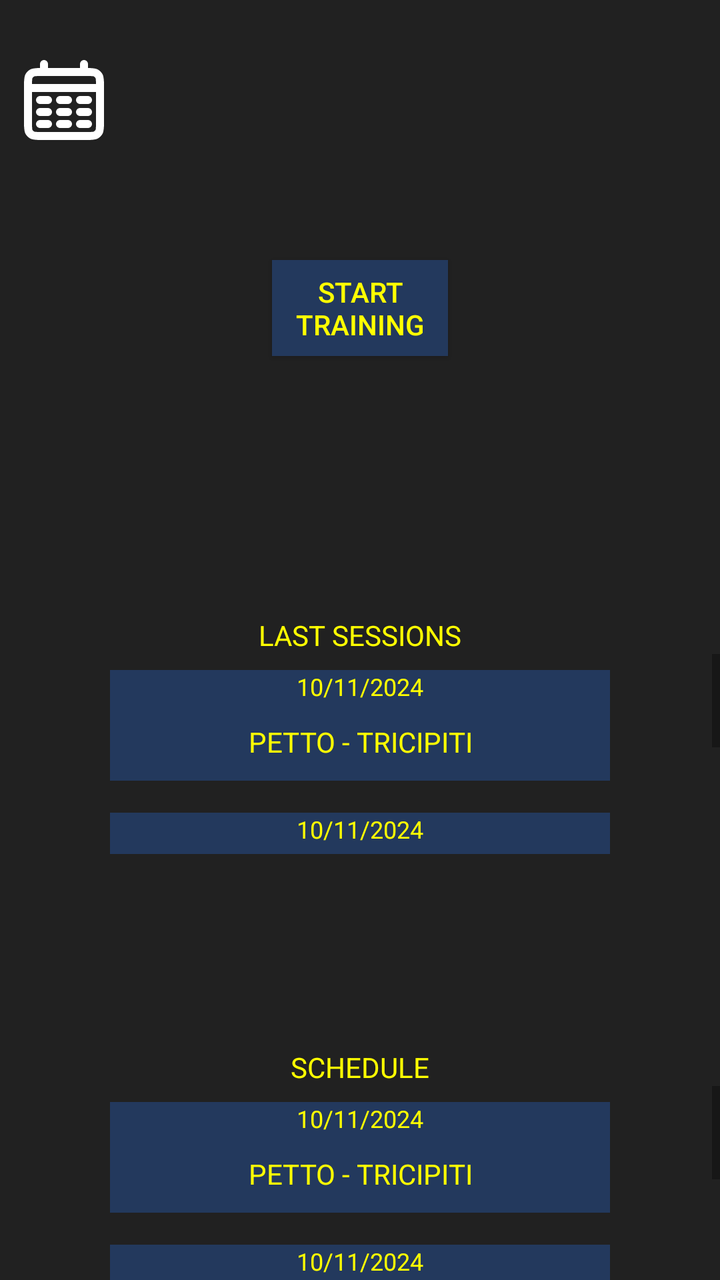
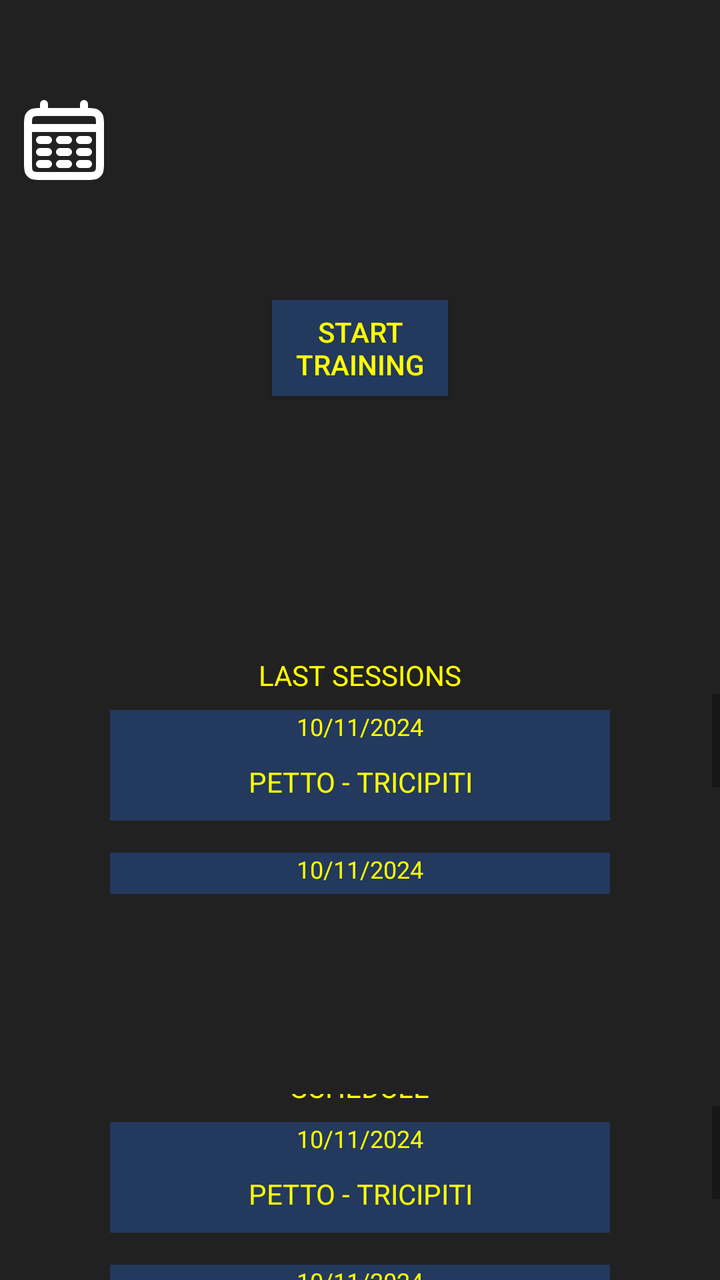

The first picture is an Android layout as it rendered before a commit; the second is the same layout after the commit. The layout source and the unified diff follow.
<!-- AndroidManifest.xml: activity theme Theme.GymBro -->
<!-- res/layout/activity_main.xml -->
<?xml version="1.0" encoding="utf-8"?>
<LinearLayout xmlns:android="http://schemas.android.com/apk/res/android"
    android:layout_width="match_parent"
    android:layout_height="match_parent"
    android:orientation="vertical"
    android:gravity="top|center_horizontal"
    android:background="@color/lightGrey">


    
    <View
        android:layout_width="match_parent"
        android:layout_height="30dp"/>
    
    <LinearLayout
        android:layout_width="match_parent"
        android:layout_height="40dp"
        android:orientation="horizontal">

        <ImageButton
            android:id="@+id/calendarButton"
            android:layout_width="wrap_content"
            android:layout_height="wrap_content"
            android:padding="8dp"
            android:background="@android:color/transparent"
            android:src="@drawable/calendar_icon"/>

    </LinearLayout>
    




    <LinearLayout
        android:layout_width="match_parent"
        android:layout_height="wrap_content"
        android:orientation="vertical"
        android:gravity="center">

        <Button
            android:id="@+id/new_session_Button"
            android:layout_width="wrap_content"
            android:layout_height="wrap_content"
            android:layout_marginTop="60dp"
            android:layout_marginBottom="30dp"
            android:text="start\ntraining"
            android:background="@color/lightBlue"
            android:textColor="#FFFF00"/>

    </LinearLayout>

    
    <View
        android:layout_width="match_parent"
        android:layout_height="100dp"/>

    
    <LinearLayout
        android:layout_width="match_parent"
        android:layout_height="wrap_content"
        android:orientation="vertical"
        android:gravity="center">

        <TextView
            android:layout_width="match_parent"
            android:layout_height="wrap_content"
            android:gravity="center"
            android:text="@string/last_session"
            android:textColor="#FFFF00"/>

        <ScrollView
            android:layout_width="match_parent"
            android:layout_height="100dp">

            <LinearLayout
                android:layout_width="match_parent"
                android:layout_height="wrap_content"
                android:orientation="vertical"
                android:gravity="center">

                
                <LinearLayout
                    android:layout_width="250dp"
                    android:layout_height="wrap_content"
                    android:layout_marginTop="8dp"
                    android:layout_marginBottom="8dp"
                    android:orientation="vertical"
                    android:gravity="center"
                    android:background="@color/lightBlue">

                    <TextView
                        android:layout_width="wrap_content"
                        android:layout_height="wrap_content"
                        android:text="10/11/2024"
                        android:textColor="#FFFF00"
                        android:textSize="12dp"/>

                    <TextView
                        android:layout_width="wrap_content"
                        android:layout_height="wrap_content"
                        android:padding="10dp"
                        android:text="PETTO - TRICIPITI"
                        android:gravity="center"
                        android:textColor="#FFFF00"/>

                </LinearLayout>

                
                <LinearLayout
                    android:layout_width="250dp"
                    android:layout_height="wrap_content"
                    android:layout_marginTop="8dp"
                    android:layout_marginBottom="8dp"
                    android:orientation="vertical"
                    android:gravity="center"
                    android:background="@color/lightBlue">

                    <TextView
                        android:layout_width="wrap_content"
                        android:layout_height="wrap_content"
                        android:text="10/11/2024"
                        android:textColor="#FFFF00"
                        android:textSize="12dp"/>

                    <TextView
                        android:layout_width="wrap_content"
                        android:layout_height="wrap_content"
                        android:padding="10dp"
                        android:text="PETTO - TRICIPITI"
                        android:gravity="center"
                        android:textColor="#FFFF00"/>

                </LinearLayout>

                
                <LinearLayout
                    android:layout_width="250dp"
                    android:layout_height="wrap_content"
                    android:layout_marginTop="8dp"
                    android:layout_marginBottom="8dp"
                    android:orientation="vertical"
                    android:gravity="center"
                    android:background="@color/lightBlue">

                    <TextView
                        android:layout_width="wrap_content"
                        android:layout_height="wrap_content"
                        android:text="10/11/2024"
                        android:textColor="#FFFF00"
                        android:textSize="12dp"/>

                    <TextView
                        android:layout_width="wrap_content"
                        android:layout_height="wrap_content"
                        android:padding="10dp"
                        android:text="PETTO - TRICIPITI"
                        android:gravity="center"
                        android:textColor="#FFFF00"/>

                </LinearLayout>

            </LinearLayout>

        </ScrollView>

    </LinearLayout>

    
    <View
        android:layout_width="match_parent"
        android:layout_height="100dp"/>

    
    <LinearLayout
        android:layout_width="match_parent"
        android:layout_height="wrap_content"
        android:orientation="vertical"
        android:gravity="center">

        <TextView
            android:layout_width="match_parent"
            android:layout_height="wrap_content"
            android:gravity="center"
            android:text="@string/schedule"
            android:textColor="#FFFF00"/>

        <ScrollView
            android:layout_width="match_parent"
            android:layout_height="100dp">

            <LinearLayout
                android:layout_width="match_parent"
                android:layout_height="wrap_content"
                android:orientation="vertical"
                android:gravity="center">

                
                <LinearLayout
                    android:layout_width="250dp"
                    android:layout_height="wrap_content"
                    android:layout_marginTop="8dp"
                    android:layout_marginBottom="8dp"
                    android:orientation="vertical"
                    android:gravity="center"
                    android:background="@color/lightBlue">

                    <TextView
                        android:layout_width="wrap_content"
                        android:layout_height="wrap_content"
                        android:text="10/11/2024"
                        android:textColor="#FFFF00"
                        android:textSize="12dp"/>

                    <TextView
                        android:layout_width="wrap_content"
                        android:layout_height="wrap_content"
                        android:padding="10dp"
                        android:text="PETTO - TRICIPITI"
                        android:gravity="center"
                        android:textColor="#FFFF00"/>

                </LinearLayout>

                
                <LinearLayout
                    android:layout_width="250dp"
                    android:layout_height="wrap_content"
                    android:layout_marginTop="8dp"
                    android:layout_marginBottom="8dp"
                    android:orientation="vertical"
                    android:gravity="center"
                    android:background="@color/lightBlue">

                    <TextView
                        android:layout_width="wrap_content"
                        android:layout_height="wrap_content"
                        android:text="10/11/2024"
                        android:textColor="#FFFF00"
                        android:textSize="12dp"/>

                    <TextView
                        android:layout_width="wrap_content"
                        android:layout_height="wrap_content"
                        android:padding="10dp"
                        android:text="PETTO - TRICIPITI"
                        android:gravity="center"
                        android:textColor="#FFFF00"/>

                </LinearLayout>

                
                <LinearLayout
                    android:layout_width="250dp"
                    android:layout_height="wrap_content"
                    android:layout_marginTop="8dp"
                    android:layout_marginBottom="8dp"
                    android:orientation="vertical"
                    android:gravity="center"
                    android:background="@color/lightBlue">

                    <TextView
                        android:layout_width="wrap_content"
                        android:layout_height="wrap_content"
                        android:text="10/11/2024"
                        android:textColor="#FFFF00"
                        android:textSize="12dp"/>

                    <TextView
                        android:layout_width="wrap_content"
                        android:layout_height="wrap_content"
                        android:padding="10dp"
                        android:text="PETTO - TRICIPITI"
                        android:gravity="center"
                        android:textColor="#FFFF00"/>

                </LinearLayout>

            </LinearLayout>

        </ScrollView>

    </LinearLayout>




    
    <View
        android:layout_width="match_parent"
        android:layout_height="0dp"
        android:layout_weight="1" />
    
    <LinearLayout
        android:layout_width="match_parent"
        android:layout_height="wrap_content"
        android:orientation="horizontal"
        android:gravity="center"
        android:background="@color/darkGrey">

        <ImageButton
            android:id="@+id/homeButton"
            android:layout_width="wrap_content"
            android:layout_height="wrap_content"
            android:layout_weight="1"
            android:layout_marginStart="8dp"
            android:layout_marginEnd="8dp"
            android:background="@android:color/transparent"
            android:src="@drawable/home_icon"/>

        <ImageButton
            android:id="@+id/chatButton"
            android:layout_width="wrap_content"
            android:layout_height="wrap_content"
            android:layout_weight="1"
            android:layout_marginStart="8dp"
            android:layout_marginEnd="8dp"
            android:padding="8dp"
            android:background="@android:color/transparent"
            android:src="@drawable/chat_icon"/>

        <ImageButton
            android:id="@+id/searchButton"
            android:layout_width="wrap_content"
            android:layout_height="wrap_content"
            android:layout_weight="1"
            android:layout_marginStart="8dp"
            android:layout_marginEnd="8dp"
            android:padding="8dp"
            android:background="@android:color/transparent"
            android:src="@drawable/search_icon"/>

        <ImageButton
            android:id="@+id/profileButton"
            android:layout_width="wrap_content"
            android:layout_height="wrap_content"
            android:layout_weight="1"
            android:layout_marginStart="8dp"
            android:layout_marginEnd="8dp"
            android:padding="8dp"
            android:background="@android:color/transparent"
            android:src="@drawable/profile_icon"/>


    </LinearLayout>
    
    
    <View
        android:layout_width="match_parent"
        android:layout_height="20dp"
        android:background="@color/darkGrey"/>


</LinearLayout>
<!-- resources referenced by this layout -->
<resources>
  <color name="darkGrey">#171717</color>
  <color name="lightBlue">#23395d</color>
  <color name="lightGrey">#212121</color>
  <!-- drawable calendar_icon (drawable) -->
  <vector xmlns:android="http://schemas.android.com/apk/res/android" android:height="48dp" android:viewportHeight="24" android:viewportWidth="24" android:width="48dp">
        
      <path android:fillColor="#00000000" android:pathData="M3,9H21M7,3V5M17,3V5M6,12H8M11,12H13M16,12H18M6,15H8M11,15H13M16,15H18M6,18H8M11,18H13M16,18H18M6.2,21H17.8C18.92,21 19.48,21 19.908,20.782C20.284,20.59 20.59,20.284 20.782,19.908C21,19.48 21,18.92 21,17.8V8.2C21,7.08 21,6.52 20.782,6.092C20.59,5.716 20.284,5.41 19.908,5.218C19.48,5 18.92,5 17.8,5H6.2C5.08,5 4.52,5 4.092,5.218C3.716,5.41 3.41,5.716 3.218,6.092C3,6.52 3,7.08 3,8.2V17.8C3,18.92 3,19.48 3.218,19.908C3.41,20.284 3.716,20.59 4.092,20.782C4.52,21 5.08,21 6.2,21Z" android:strokeColor="#ffffff" android:strokeLineCap="round" android:strokeWidth="2"/>
      
  </vector>
  <!-- drawable profile_icon (drawable) -->
  <vector xmlns:android="http://schemas.android.com/apk/res/android" android:height="48dp" android:viewportHeight="20" android:viewportWidth="20" android:width="48dp">
        
      <path android:fillColor="#ffffff" android:fillType="evenOdd" android:pathData="M10,10C7.783,10 5.981,8.206 5.981,6C5.981,3.794 7.783,2 10,2C12.217,2 14.019,3.794 14.019,6C14.019,8.206 12.217,10 10,10M13.776,10.673C15.37,9.396 16.3,7.331 15.958,5.07C15.561,2.447 13.369,0.348 10.722,0.042C7.07,-0.381 3.971,2.449 3.971,6C3.971,7.89 4.852,9.574 6.224,10.673C2.852,11.934 0.39,14.895 0.005,18.891C-0.052,19.482 0.412,20 1.008,20C1.52,20 1.956,19.616 2.001,19.109C2.404,14.646 5.837,12 10,12C14.163,12 17.596,14.646 17.999,19.109C18.044,19.616 18.48,20 18.992,20C19.588,20 20.052,19.482 19.995,18.891C19.61,14.895 17.148,11.934 13.776,10.673" android:strokeColor="#00000000" android:strokeWidth="1"/>
      
  </vector>
  <!-- drawable search_icon (drawable) -->
  <vector xmlns:android="http://schemas.android.com/apk/res/android" android:height="48dp" android:viewportHeight="24" android:viewportWidth="24" android:width="48dp">
        
      <path android:fillColor="#ffffff" android:fillType="evenOdd" android:pathData="M17.039,15.624C18.271,14.084 19.008,12.13 19.008,10.004C19.008,5.031 14.977,1 10.004,1C5.031,1 1,5.031 1,10.004C1,14.977 5.031,19.008 10.004,19.008C12.13,19.008 14.084,18.271 15.624,17.039L21.292,22.707C21.683,23.098 22.316,23.098 22.707,22.707C23.098,22.316 23.098,21.683 22.707,21.292L17.039,15.624ZM10.004,17.017C6.131,17.017 2.991,13.877 2.991,10.004C2.991,6.131 6.131,2.991 10.004,2.991C13.877,2.991 17.017,6.131 17.017,10.004C17.017,13.877 13.877,17.017 10.004,17.017Z" android:strokeColor="#ffffff" android:strokeWidth="1"/>
      
  </vector>
  <string name="last_session">LAST SESSIONS</string>
  <string name="schedule">SCHEDULE</string>
  <style name="Theme.GymBro" parent="android:Theme.Material.Light.NoActionBar" />
  <!-- unchanged entries left out for length: 2 -->
</resources>

<!-- the commit's change to res/layout/activity_main.xml (unified diff, before → after) -->
@@ -1,5 +1,6 @@
 <?xml version="1.0" encoding="utf-8"?>
 <LinearLayout xmlns:android="http://schemas.android.com/apk/res/android"
+    xmlns:app="http://schemas.android.com/apk/res-auto"
     android:layout_width="match_parent"
     android:layout_height="match_parent"
     android:orientation="vertical"
@@ -10,7 +11,7 @@
     
     <View
         android:layout_width="match_parent"
-        android:layout_height="30dp"/>
+        android:layout_height="50dp"/>
     
     <LinearLayout
         android:layout_width="match_parent"
@@ -285,11 +286,36 @@
 
 
     
+    
     <View
         android:layout_width="match_parent"
         android:layout_height="0dp"
         android:layout_weight="1" />
-    
+
+    
+    <include
+        layout="@layout/bottom_nav"
+        android:layout_width="match_parent"
+        android:layout_height="wrap_content"
+        android:layout_gravity="bottom"/>
+
+    
+    <View
+        android:layout_width="match_parent"
+        android:layout_height="20dp"
+        android:background="@color/darkGrey"/>
+    
+
+
+
+</LinearLayout>
+<!-- res/layout/bottom_nav.xml (included above) -->
+<?xml version="1.0" encoding="utf-8"?>
+<androidx.constraintlayout.widget.ConstraintLayout xmlns:android="http://schemas.android.com/apk/res/android"
+    android:layout_width="match_parent"
+    android:layout_height="match_parent">
+
+
     <LinearLayout
         android:layout_width="match_parent"
         android:layout_height="wrap_content"
@@ -342,12 +368,5 @@
 
 
     </LinearLayout>
-    
-    
-    <View
-        android:layout_width="match_parent"
-        android:layout_height="20dp"
-        android:background="@color/darkGrey"/>
-
-
-</LinearLayout>
+
+</androidx.constraintlayout.widget.ConstraintLayout>
